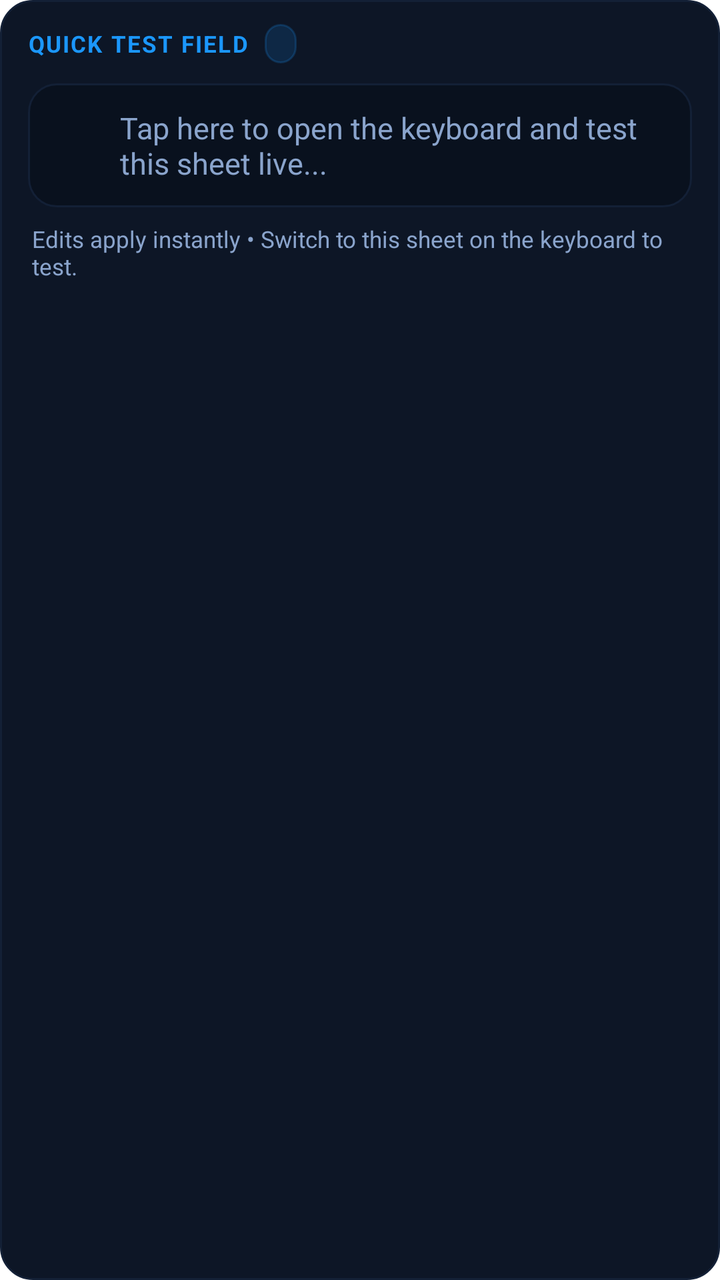
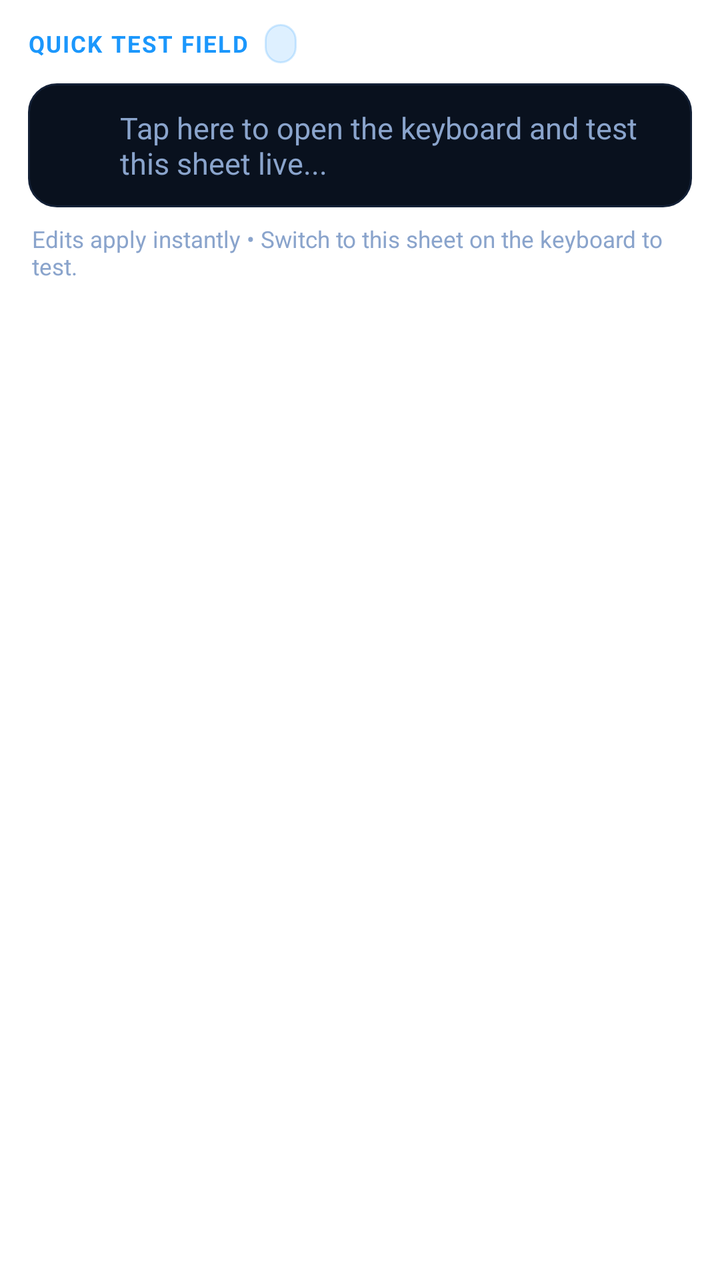

Before-and-after screenshots of an Android layout around one commit, followed by the original layout XML and the change that was made.
<!-- AndroidManifest.xml: fallback theme Theme.MaterialComponents.DayNight.NoActionBar -->
<!-- res/layout/mr_sheet_ed_test_card.xml -->
<?xml version="1.0" encoding="utf-8"?>
<LinearLayout xmlns:android="http://schemas.android.com/apk/res/android"
    android:tag="test_card"
    android:orientation="vertical"
    android:background="@drawable/mr_sheet_ed_card_bg"
    android:paddingLeft="14dp"
    android:paddingTop="12dp"
    android:paddingRight="14dp"
    android:paddingBottom="14dp"
    android:layout_width="match_parent"
    android:layout_height="wrap_content"
    android:layout_marginTop="14dp">
    <LinearLayout
        android:gravity="center_vertical"
        android:orientation="horizontal"
        android:layout_width="match_parent"
        android:layout_height="wrap_content">
        <TextView
            android:textSize="11.5sp"
            android:textStyle="bold"
            android:textColor="@color/mr_ui_cyan"
            android:letterSpacing="0.06"
            android:layout_width="wrap_content"
            android:layout_height="wrap_content"
            android:text="@string/mr_sheet_ed_test_title" />
        <TextView
            android:tag="test_badge"
            android:textSize="10.5sp"
            android:textStyle="bold"
            android:textColor="@color/mr_ui_cyan"
            android:background="@drawable/mr_sheet_ed_live_bg"
            android:paddingLeft="8dp"
            android:paddingTop="2.5dp"
            android:paddingRight="8dp"
            android:paddingBottom="2.5dp"
            android:layout_width="wrap_content"
            android:layout_height="wrap_content"
            android:layout_marginLeft="8dp" />
        <View
            android:layout_width="0dp"
            android:layout_height="1dp"
            android:layout_weight="1" />
        <LinearLayout
            android:tag="test_clear"
            android:gravity="center_vertical"
            android:orientation="horizontal"
            android:background="@drawable/mr_sheet_ed_clear_bg"
            android:paddingLeft="9dp"
            android:paddingTop="4dp"
            android:paddingRight="10dp"
            android:paddingBottom="4dp"
            android:layout_width="wrap_content"
            android:layout_height="wrap_content"
            android:layout_marginLeft="8dp"
            android:visibility="gone">
            <ImageView
                android:tag="test_clear_icon"
                android:layout_width="12dp"
                android:layout_height="12dp"
                android:layout_marginRight="4dp" />
            <TextView
                android:textSize="11.5sp"
                android:textColor="@color/mr_ui_text2"
                android:fontFamily="sans-serif-medium"
                android:layout_width="wrap_content"
                android:layout_height="wrap_content"
                android:text="@string/mr_sheet_ed_test_clear" />
        </LinearLayout>
    </LinearLayout>
    <LinearLayout
        android:tag="test_field_row"
        android:gravity="center_vertical"
        android:orientation="horizontal"
        android:background="@drawable/mr_sheet_ed_field_bg"
        android:minHeight="54dp"
        android:layout_width="match_parent"
        android:layout_height="wrap_content"
        android:layout_marginTop="10dp">
        <ImageView
            android:tag="test_field_icon"
            android:scaleType="center"
            android:layout_width="22dp"
            android:layout_height="22dp"
            android:layout_marginLeft="14dp"
            android:layout_marginRight="10dp" />
        <EditText
            android:tag="test_input"
            android:background="@null"
            android:textSize="15sp"
            android:textColor="@color/mr_ui_text"
            android:textColorHint="@color/mr_ui_text3"
            android:hint="@string/mr_sheet_ed_test_hint"
            android:paddingLeft="0dp"
            android:paddingTop="12dp"
            android:paddingRight="14dp"
            android:paddingBottom="12dp"
            android:maxLines="4"
            android:inputType="textMultiLine|textNoSuggestions"
            android:imeOptions="flagNoExtractUi|flagNoFullscreen"
            android:layout_width="0dp"
            android:layout_height="wrap_content"
            android:layout_weight="1" />
    </LinearLayout>
    <TextView
        android:textSize="11.5sp"
        android:textColor="@color/mr_ui_text3"
        android:paddingLeft="2dp"
        android:paddingTop="8dp"
        android:paddingRight="2dp"
        android:layout_width="match_parent"
        android:layout_height="wrap_content"
        android:text="@string/mr_sheet_ed_test_footer" />
</LinearLayout>
<!-- resources referenced by this layout -->
<resources>
  <color name="mr_ui_cyan">#ff1b97fc</color>
  <color name="mr_ui_text">#ffffffff</color>
  <color name="mr_ui_text2">#ffc2dcf6</color>
  <color name="mr_ui_text3">#ff8aa4cc</color>
  <!-- drawable mr_sheet_ed_card_bg (drawable) -->
  <?xml version="1.0" encoding="utf-8"?>
  <shape xmlns:android="http://schemas.android.com/apk/res/android" android:shape="rectangle">
      <solid android:color="@color/mr_ui_card" />
      <stroke android:width="1dp" android:color="@color/mr_ui_stroke" />
      <corners android:radius="16dp" />
  </shape>
  <!-- drawable mr_sheet_ed_clear_bg (drawable) -->
  <?xml version="1.0" encoding="utf-8"?>
  <ripple xmlns:android="http://schemas.android.com/apk/res/android" android:color="@color/mr_ripple">
      <item>
          <shape android:shape="rectangle">
              <solid android:color="@color/mr_ui_raised" />
              <stroke android:width="1dp" android:color="@color/mr_ui_stroke" />
              <corners android:radius="100dp" />
          </shape>
      </item>
      <item android:id="@android:id/mask">
          <shape android:shape="rectangle">
              <solid android:color="#ff000000" />
              <corners android:radius="100dp" />
          </shape>
      </item>
  </ripple>
  <!-- drawable mr_sheet_ed_field_bg (drawable) -->
  <?xml version="1.0" encoding="utf-8"?>
  <ripple xmlns:android="http://schemas.android.com/apk/res/android" android:color="@color/mr_ripple">
      <item>
          <shape android:shape="rectangle">
              <solid android:color="@color/mr_ui_sunken" />
              <stroke android:width="1dp" android:color="@color/mr_ui_stroke" />
              <corners android:radius="14dp" />
          </shape>
      </item>
      <item android:id="@android:id/mask">
          <shape android:shape="rectangle">
              <solid android:color="#ff000000" />
              <corners android:radius="14dp" />
          </shape>
      </item>
  </ripple>
  <!-- drawable mr_sheet_ed_live_bg (drawable) -->
  <?xml version="1.0" encoding="utf-8"?>
  <shape xmlns:android="http://schemas.android.com/apk/res/android" android:shape="rectangle">
      <solid android:color="@color/mr_ui_cyan_soft" />
      <stroke android:width="1dp" android:color="@color/mr_ui_cyan_line" />
      <corners android:radius="100dp" />
  </shape>
  <string name="mr_sheet_ed_test_clear">Clear</string>
  <string name="mr_sheet_ed_test_footer">Edits apply instantly • Switch to this sheet on the keyboard to test.</string>
  <string name="mr_sheet_ed_test_hint">Tap here to open the keyboard and test this sheet live...</string>
  <string name="mr_sheet_ed_test_title">QUICK TEST FIELD</string>
  <color name="mr_ui_card">#ff0d1626</color>
  <color name="mr_ui_stroke">#ff132036</color>
  <color name="mr_ripple">#331b97fc</color>
  <color name="mr_ui_raised">#ff111d31</color>
  <color name="mr_ui_sunken">#ff09111e</color>
  <color name="mr_ui_cyan_soft">#241b97fc</color>
  <color name="mr_ui_cyan_line">#331b97fc</color>
</resources>

<!-- the commit's change to res/layout/mr_sheet_ed_test_card.xml (unified diff, before → after) -->
@@ -2,7 +2,7 @@
 <LinearLayout xmlns:android="http://schemas.android.com/apk/res/android"
     android:tag="test_card"
     android:orientation="vertical"
-    android:background="@drawable/mr_sheet_ed_card_bg"
+    android:background="?attr/mrCardFlat"
     android:paddingLeft="14dp"
     android:paddingTop="12dp"
     android:paddingRight="14dp"
<!-- resource entries referenced after the edit -->
@@ -4,13 +4,6 @@
   <color name="mr_ui_text">#ffffffff</color>
   <color name="mr_ui_text2">#ffc2dcf6</color>
   <color name="mr_ui_text3">#ff8aa4cc</color>
-  <!-- drawable mr_sheet_ed_card_bg (drawable) -->
-  <?xml version="1.0" encoding="utf-8"?>
-  <shape xmlns:android="http://schemas.android.com/apk/res/android" android:shape="rectangle">
-      <solid android:color="@color/mr_ui_card" />
-      <stroke android:width="1dp" android:color="@color/mr_ui_stroke" />
-      <corners android:radius="16dp" />
-  </shape>
   <!-- drawable mr_sheet_ed_clear_bg (drawable) -->
   <?xml version="1.0" encoding="utf-8"?>
   <ripple xmlns:android="http://schemas.android.com/apk/res/android" android:color="@color/mr_ripple">
@@ -56,7 +49,6 @@
   <string name="mr_sheet_ed_test_footer">Edits apply instantly • Switch to this sheet on the keyboard to test.</string>
   <string name="mr_sheet_ed_test_hint">Tap here to open the keyboard and test this sheet live...</string>
   <string name="mr_sheet_ed_test_title">QUICK TEST FIELD</string>
-  <color name="mr_ui_card">#ff0d1626</color>
   <color name="mr_ui_stroke">#ff132036</color>
   <color name="mr_ripple">#331b97fc</color>
   <color name="mr_ui_raised">#ff111d31</color>
